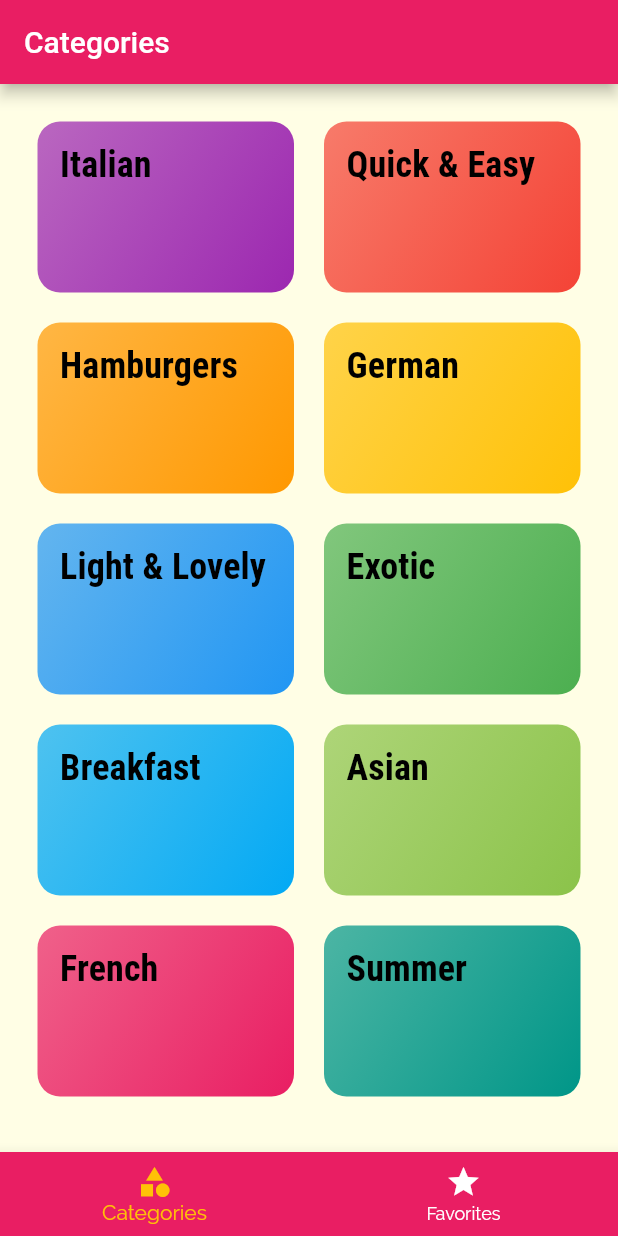
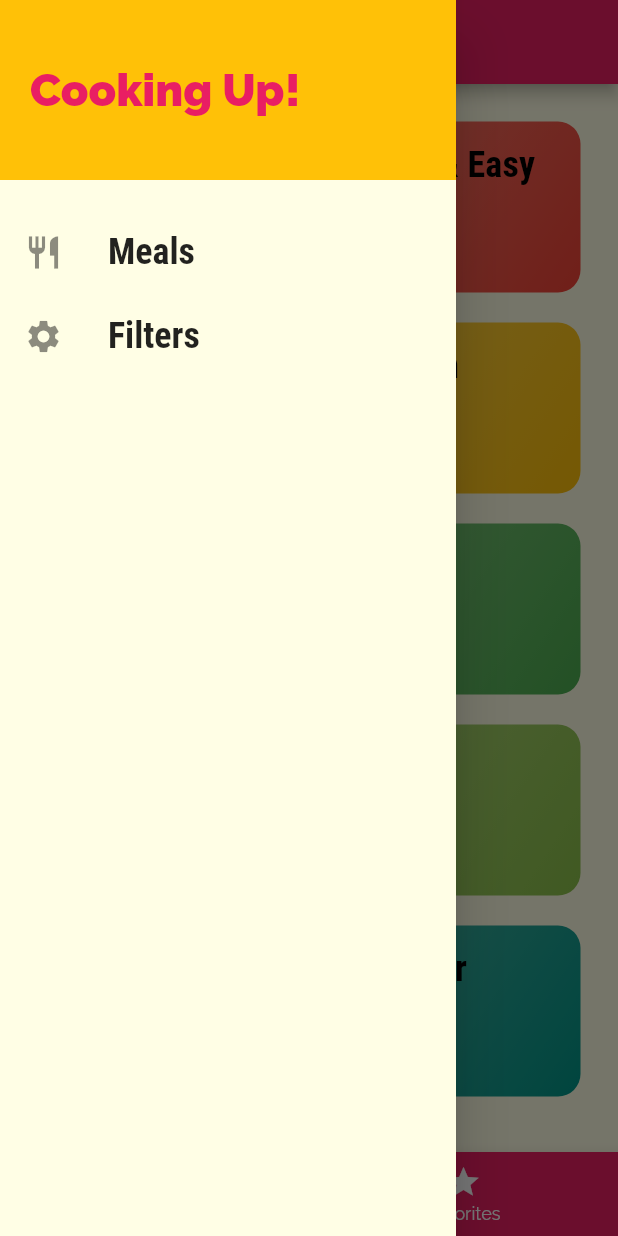
Before and after one commit to danthz2/udemy_meals_app, a Flutter app: the screen it shows after launch, with the side drawer open (before the commit the screen has no drawer), on a phone screen of 412 x 824 dp. Run offline on Flutter 3.47's test engine with Material 2 defaults, Android fonts, the phone set to English and light mode, and no system bars.

Commit message:
add custom drawer

```diff
--- a/lib/screens/tabs_screen.dart
+++ b/lib/screens/tabs_screen.dart
@@ -1,6 +1,7 @@
 import 'package:flutter/material.dart';
 import 'package:udemy_meals_app/screens/categories_screen.dart';
 import 'package:udemy_meals_app/screens/favorites_screen.dart';
+import 'package:udemy_meals_app/widgets/main_drawer.dart';
 
 class TabsScreen extends StatefulWidget {
   const TabsScreen({Key? key}) : super(key: key);
@@ -37,6 +38,7 @@
         appBar: AppBar(
           title: Text(_pages[_selectedPageIndex]['title']),
         ),
+        drawer: MainDrawer(),
         body: _pages[_selectedPageIndex]['page'],
         bottomNavigationBar: BottomNavigationBar(
           onTap: _selectPage,
--- /dev/null
+++ b/lib/widgets/main_drawer.dart
@@ -0,0 +1,53 @@
+import 'package:flutter/material.dart';
+
+class MainDrawer extends StatelessWidget {
+  const MainDrawer({Key? key}) : super(key: key);
+
+  Widget buildListTile(String title, IconData icon) {
+    return ListTile(
+      onTap: () {},
+      leading: Icon(
+        icon,
+        size: 26,
+      ),
+      title: Text(
+        title,
+        style: TextStyle(
+          fontFamily: 'RobotoCondensed',
+          fontSize: 24,
+          fontWeight: FontWeight.bold,
+        ),
+      ),
+    );
+  }
+
+  @override
+  Widget build(BuildContext context) {
+    return Drawer(
+      child: Column(
+        children: [
+          Container(
+            height: 120,
+            width: double.infinity,
+            padding: EdgeInsets.all(20),
+            alignment: Alignment.centerLeft,
+            color: Theme.of(context).accentColor,
+            child: Text(
+              "Cooking Up!",
+              style: TextStyle(
+                fontWeight: FontWeight.w900,
+                fontSize: 30,
+                color: Theme.of(context).primaryColor,
+              ),
+            ),
+          ),
+          SizedBox(
+            height: 20,
+          ),
+          buildListTile("Meals", Icons.restaurant),
+          buildListTile("Filters", Icons.settings)
+        ],
+      ),
+    );
+  }
+}
```
